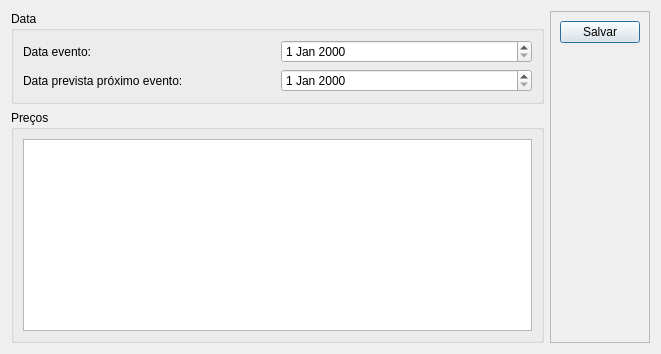
First picture: the form in ui/inputdialog.ui, repository lellisls/ERP-STACCATO, before the edit.
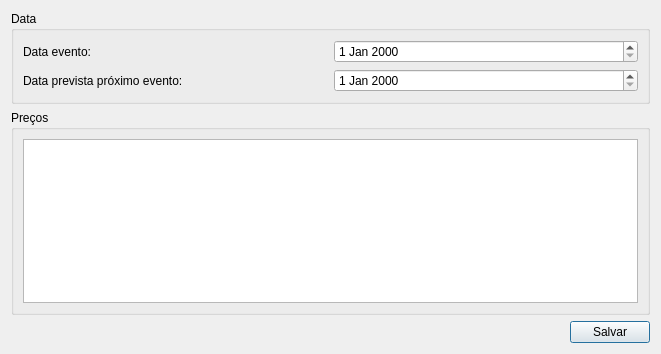
Second picture: the form after the edit. Custom widgets are drawn as their Qt base class.

What changed in the file:
```diff
--- a/ui/inputdialog.ui
+++ b/ui/inputdialog.ui
@@ -14,7 +14,45 @@
    <string>Informações</string>
   </property>
   <layout class="QGridLayout" name="gridLayout">
-   <item row="0" column="0">
+   <item row="2" column="1">
+    <widget class="QPushButton" name="pushButtonSalvar">
+     <property name="sizePolicy">
+      <sizepolicy hsizetype="Fixed" vsizetype="Fixed">
+       <horstretch>0</horstretch>
+       <verstretch>0</verstretch>
+      </sizepolicy>
+     </property>
+     <property name="text">
+      <string>Salvar</string>
+     </property>
+    </widget>
+   </item>
+   <item row="2" column="0">
+    <spacer name="horizontalSpacer">
+     <property name="orientation">
+      <enum>Qt::Horizontal</enum>
+     </property>
+     <property name="sizeHint" stdset="0">
+      <size>
+       <width>40</width>
+       <height>20</height>
+      </size>
+     </property>
+    </spacer>
+   </item>
+   <item row="1" column="0" colspan="2">
+    <widget class="QGroupBox" name="groupBoxDataPreco">
+     <property name="title">
+      <string>Preços</string>
+     </property>
+     <layout class="QGridLayout" name="gridLayout_3">
+      <item row="0" column="0">
+       <widget class="TableView" name="table"/>
+      </item>
+     </layout>
+    </widget>
+   </item>
+   <item row="0" column="0" colspan="2">
     <widget class="QGroupBox" name="groupBoxData">
      <property name="title">
       <string>Data</string>
@@ -43,62 +81,6 @@
      </layout>
     </widget>
    </item>
-   <item row="1" column="0">
-    <widget class="QGroupBox" name="groupBoxDataPreco">
-     <property name="title">
-      <string>Preços</string>
-     </property>
-     <layout class="QGridLayout" name="gridLayout_3">
-      <item row="0" column="0">
-       <widget class="TableView" name="tableView"/>
-      </item>
-     </layout>
-    </widget>
-   </item>
-   <item row="0" column="1" rowspan="2">
-    <widget class="QFrame" name="frame">
-     <property name="sizePolicy">
-      <sizepolicy hsizetype="Maximum" vsizetype="Preferred">
-       <horstretch>0</horstretch>
-       <verstretch>0</verstretch>
-      </sizepolicy>
-     </property>
-     <property name="frameShape">
-      <enum>QFrame::StyledPanel</enum>
-     </property>
-     <property name="frameShadow">
-      <enum>QFrame::Raised</enum>
-     </property>
-     <layout class="QGridLayout" name="gridLayout_4">
-      <item row="0" column="0">
-       <widget class="QPushButton" name="pushButtonSalvar">
-        <property name="sizePolicy">
-         <sizepolicy hsizetype="Fixed" vsizetype="Fixed">
-          <horstretch>0</horstretch>
-          <verstretch>0</verstretch>
-         </sizepolicy>
-        </property>
-        <property name="text">
-         <string>Salvar</string>
-        </property>
-       </widget>
-      </item>
-      <item row="1" column="0">
-       <spacer name="verticalSpacer">
-        <property name="orientation">
-         <enum>Qt::Vertical</enum>
-        </property>
-        <property name="sizeHint" stdset="0">
-         <size>
-          <width>20</width>
-          <height>40</height>
-         </size>
-        </property>
-       </spacer>
-      </item>
-     </layout>
-    </widget>
-   </item>
   </layout>
  </widget>
  <customwidgets>
```
